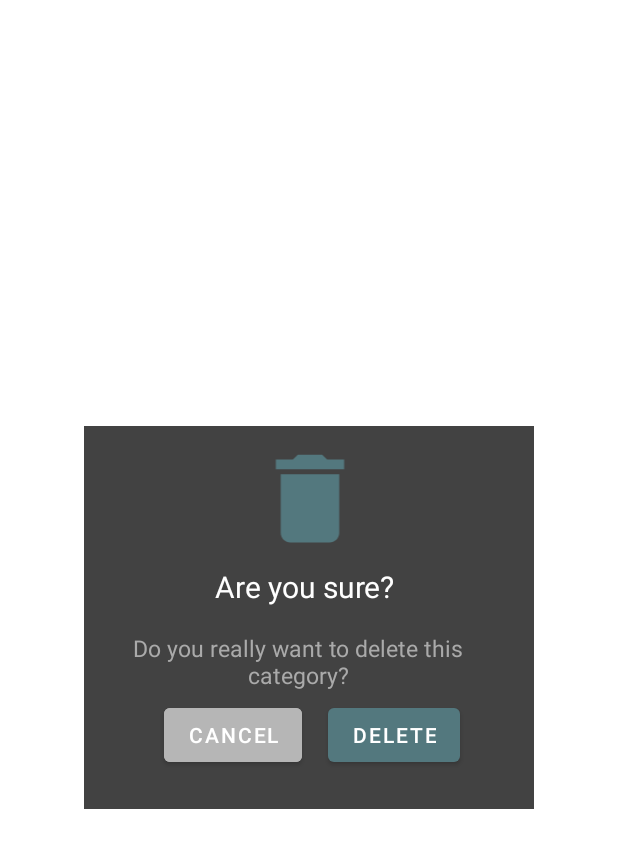
After one commit to mevljas/PileaApp, an Android app: the layout delete_popup.xml on its own in the app's theme, with its tools: preview values and no code run, on a phone screen of 412 x 824 dp. The commit adds this screen. Shown: the top 848 px of the screen. Run offline under Robolectric (Android 15) with nearby library versions, the phone set to English and light mode, and no system bars; network calls fail.

Commit message:
Feature/categories (#3)
* FloatingActionButton added to categories.

* Delete popup added to categories.

* Edit popup added to categories.

```diff
--- a/app/src/main/java/com/example/pileaapp/MainActivity.java
+++ b/app/src/main/java/com/example/pileaapp/MainActivity.java
@@ -30,8 +30,6 @@ public class MainActivity extends AppCompatActivity {
 
 
 
-
-
     //Open Plants Activity
     public void PlantsActivity (View view) {
         Intent intent = new Intent(this,PlantsActivity.class);
--- /dev/null
+++ b/app/src/main/res/drawable/ic_delete.xml
@@ -0,0 +1,10 @@
+<vector xmlns:android="http://schemas.android.com/apk/res/android"
+    android:width="24dp"
+    android:height="24dp"
+    android:viewportWidth="24"
+    android:viewportHeight="24"
+    android:tint="?attr/colorControlNormal">
+  <path
+      android:fillColor="@android:color/white"
+      android:pathData="M6,19c0,1.1 0.9,2 2,2h8c1.1,0 2,-0.9 2,-2V7H6v12zM19,4h-3.5l-1,-1h-5l-1,1H5v2h14V4z"/>
+</vector>
--- /dev/null
+++ b/app/src/main/res/layout/delete_popup.xml
@@ -0,0 +1,72 @@
+<?xml version="1.0" encoding="utf-8"?>
+<androidx.constraintlayout.widget.ConstraintLayout
+    xmlns:android="http://schemas.android.com/apk/res/android"
+    xmlns:app="http://schemas.android.com/apk/res-auto"
+    xmlns:tools="http://schemas.android.com/tools"
+    android:layout_width="300dp"
+    android:layout_height="255dp"
+    android:orientation="vertical"
+    android:background="@color/cardview_dark_background"
+    android:padding="5dp"
+    android:layout_gravity="center"
+    >
+
+    <TextView
+        android:id="@+id/textView_delete_popup_title"
+        android:layout_width="wrap_content"
+        android:layout_height="wrap_content"
+        android:layout_marginTop="88dp"
+        android:layout_marginEnd="88dp"
+        android:gravity="center"
+        android:text="Are you sure?"
+        android:textColor="@android:color/white"
+        android:textSize="20dp"
+        app:layout_constraintEnd_toEndOf="parent"
+        app:layout_constraintTop_toTopOf="parent" />
+
+    <TextView
+        android:id="@+id/textView_delete_popup_text"
+        android:layout_width="wrap_content"
+        android:layout_height="wrap_content"
+        android:layout_marginTop="132dp"
+        android:layout_marginEnd="8dp"
+        android:gravity="center"
+        android:text="Do you really want to delete this category?"
+        android:textColor="@android:color/darker_gray"
+        android:textSize="15dp"
+        app:layout_constraintEnd_toEndOf="parent"
+        app:layout_constraintTop_toTopOf="parent" />
+
+    <Button
+        android:id="@+id/btn_delete_popup_yes"
+        android:layout_width="wrap_content"
+        android:layout_height="wrap_content"
+        android:layout_marginEnd="44dp"
+        android:layout_marginBottom="20dp"
+        android:text="Delete"
+        app:layout_constraintBottom_toBottomOf="parent"
+        app:layout_constraintEnd_toEndOf="parent" />
+
+    <Button
+        android:id="@+id/btn_delete_popup_no"
+        android:layout_width="wrap_content"
+        android:layout_height="wrap_content"
+        android:layout_marginStart="48dp"
+        android:layout_marginBottom="20dp"
+        android:backgroundTint="#B6B6B6"
+        android:text="Cancel"
+        app:layout_constraintBottom_toBottomOf="parent"
+        app:layout_constraintStart_toStartOf="parent" />
+
+    <ImageView
+        android:id="@+id/imageView2"
+        android:layout_width="85dp"
+        android:layout_height="78dp"
+        android:layout_marginTop="4dp"
+        app:tint="#53787E"
+        app:layout_constraintEnd_toEndOf="parent"
+        app:layout_constraintHorizontal_bias="0.502"
+        app:layout_constraintStart_toStartOf="parent"
+        app:layout_constraintTop_toTopOf="parent"
+        app:srcCompat="@drawable/ic_delete" />
+</androidx.constraintlayout.widget.ConstraintLayout>
--- a/app/src/main/res/values/themes.xml
+++ b/app/src/main/res/values/themes.xml
@@ -8,7 +8,7 @@
         <!-- Secondary brand color. -->
         <item name="colorSecondary">#1B2B2C</item>
         <item name="colorSecondaryVariant">#111B1C</item>
-        <item name="colorOnSecondary">@color/black</item>
+        <item name="colorOnSecondary">@color/white</item>
         <!-- Status bar color. -->
         <item name="android:statusBarColor" tools:targetApi="l">?attr/colorPrimaryVariant</item>
         <!-- Customize your theme here. -->
```
Also changed, not shown: app/src/main/java/com/example/pileaapp/CategoriesActivity.java (+50 -4 lines), app/src/main/res/drawable/ic_add.xml (added, +10 -0 lines), app/src/main/res/drawable/ic_edit.xml (added, +10 -0 lines), app/src/main/res/layout/activity_categories.xml (+16 -24 lines), app/src/main/res/layout/edit_popup.xml (added, +60 -0 lines), app/src/main/res/layout/my_row.xml (+30 -2 lines).
